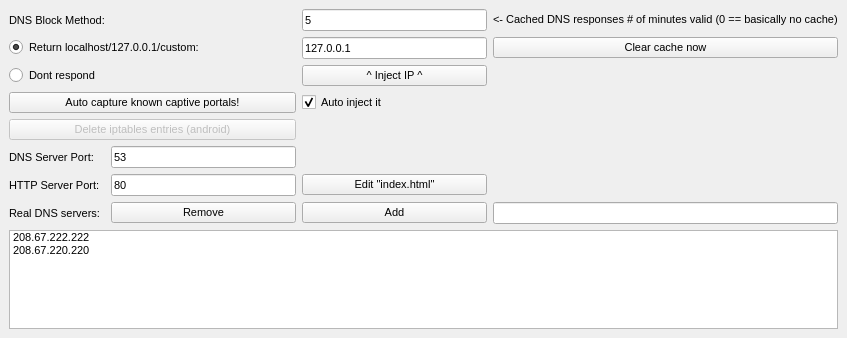
Above: Source/YourFriendlyDNS/settingswindow.ui from softwareengineer1/YourFriendlyDNS before the change. Below: the same form after it.
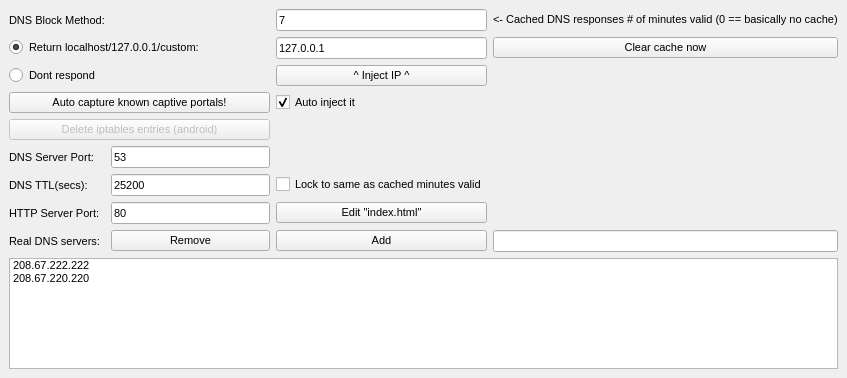
That is the form after the change.

The edit to the form file:
```diff
--- a/Source/YourFriendlyDNS/settingswindow.ui
+++ b/Source/YourFriendlyDNS/settingswindow.ui
@@ -7,7 +7,7 @@
     <x>0</x>
     <y>0</y>
     <width>847</width>
-    <height>338</height>
+    <height>378</height>
    </rect>
   </property>
   <property name="windowTitle">
@@ -15,52 +15,31 @@
   </property>
   <widget class="QWidget" name="centralwidget">
    <layout class="QGridLayout" name="gridLayout">
-    <item row="13" column="3">
-     <widget class="QLineEdit" name="edit_dnsserver">
-      <property name="font">
-       <font>
-        <pointsize>8</pointsize>
-       </font>
+    <item row="9" column="0" colspan="2">
+     <widget class="QPushButton" name="iptablesUndo">
+      <property name="enabled">
+       <bool>false</bool>
       </property>
-     </widget>
-    </item>
-    <item row="4" column="2">
-     <widget class="QLineEdit" name="respondingIP">
       <property name="font">
        <font>
         <pointsize>8</pointsize>
        </font>
       </property>
       <property name="text">
-       <string>127.0.0.1</string>
+       <string>Delete iptables entries (android)</string>
       </property>
-     </widget>
-    </item>
-    <item row="1" column="2">
-     <widget class="QLineEdit" name="cacheValidMinutes">
-      <property name="font">
-       <font>
-        <pointsize>8</pointsize>
-       </font>
+      <property name="autoDefault">
+       <bool>false</bool>
       </property>
-      <property name="text">
-       <string>5</string>
+      <property name="default">
+       <bool>false</bool>
       </property>
-     </widget>
-    </item>
-    <item row="12" column="0">
-     <widget class="QLabel" name="label_5">
-      <property name="font">
-       <font>
-        <pointsize>8</pointsize>
-       </font>
+      <property name="flat">
+       <bool>false</bool>
       </property>
-      <property name="text">
-       <string>HTTP Server Port:</string>
-      </property>
      </widget>
     </item>
-    <item row="12" column="1">
+    <item row="13" column="1">
      <widget class="QLineEdit" name="httpServerPort">
       <property name="font">
        <font>
@@ -72,97 +51,6 @@
       </property>
      </widget>
     </item>
-    <item row="12" column="2">
-     <widget class="QPushButton" name="editindexButton">
-      <property name="font">
-       <font>
-        <pointsize>8</pointsize>
-       </font>
-      </property>
-      <property name="text">
-       <string>Edit &quot;index.html&quot;</string>
-      </property>
-     </widget>
-    </item>
-    <item row="14" column="0" colspan="4">
-     <widget class="QListWidget" name="realdnsservers">
-      <property name="font">
-       <font>
-        <pointsize>8</pointsize>
-       </font>
-      </property>
-      <item>
-       <property name="text">
-        <string>208.67.222.222</string>
-       </property>
-      </item>
-      <item>
-       <property name="text">
-        <string>208.67.220.220</string>
-       </property>
-      </item>
-     </widget>
-    </item>
-    <item row="13" column="1">
-     <widget class="QPushButton" name="removeButton">
-      <property name="font">
-       <font>
-        <pointsize>8</pointsize>
-       </font>
-      </property>
-      <property name="text">
-       <string>Remove</string>
-      </property>
-     </widget>
-    </item>
-    <item row="13" column="0">
-     <widget class="QLabel" name="label_2">
-      <property name="font">
-       <font>
-        <pointsize>8</pointsize>
-       </font>
-      </property>
-      <property name="text">
-       <string>Real DNS servers:</string>
-      </property>
-     </widget>
-    </item>
-    <item row="11" column="0">
-     <widget class="QLabel" name="label_4">
-      <property name="font">
-       <font>
-        <pointsize>8</pointsize>
-       </font>
-      </property>
-      <property name="text">
-       <string>DNS Server Port:</string>
-      </property>
-     </widget>
-    </item>
-    <item row="11" column="1">
-     <widget class="QLineEdit" name="dnsServerPort">
-      <property name="font">
-       <font>
-        <pointsize>8</pointsize>
-       </font>
-      </property>
-      <property name="text">
-       <string>53</string>
-      </property>
-     </widget>
-    </item>
-    <item row="5" column="2">
-     <widget class="QPushButton" name="ipinjectButton">
-      <property name="font">
-       <font>
-        <pointsize>8</pointsize>
-       </font>
-      </property>
-      <property name="text">
-       <string>^ Inject IP ^</string>
-      </property>
-     </widget>
-    </item>
     <item row="8" column="2">
      <widget class="QCheckBox" name="autoinjectBox">
       <property name="font">
@@ -178,7 +66,19 @@
       </property>
      </widget>
     </item>
-    <item row="13" column="2">
+    <item row="8" column="0" colspan="2">
+     <widget class="QPushButton" name="captureCaptive">
+      <property name="font">
+       <font>
+        <pointsize>8</pointsize>
+       </font>
+      </property>
+      <property name="text">
+       <string>Auto capture known captive portals!</string>
+      </property>
+     </widget>
+    </item>
+    <item row="14" column="2">
      <widget class="QPushButton" name="addButton">
       <property name="font">
        <font>
@@ -190,18 +90,6 @@
       </property>
      </widget>
     </item>
-    <item row="1" column="3">
-     <widget class="QLabel" name="label_3">
-      <property name="font">
-       <font>
-        <pointsize>8</pointsize>
-       </font>
-      </property>
-      <property name="text">
-       <string>&lt;- Cached DNS responses # of minutes valid (0 == basically no cache)</string>
-      </property>
-     </widget>
-    </item>
     <item row="1" column="0">
      <widget class="QLabel" name="label">
       <property name="font">
@@ -214,15 +102,15 @@
       </property>
      </widget>
     </item>
-    <item row="4" column="3">
-     <widget class="QPushButton" name="clearCacheButton">
+    <item row="14" column="0">
+     <widget class="QLabel" name="label_2">
       <property name="font">
        <font>
         <pointsize>8</pointsize>
        </font>
       </property>
       <property name="text">
-       <string>Clear cache now</string>
+       <string>Real DNS servers:</string>
       </property>
      </widget>
     </item>
@@ -238,6 +126,87 @@
       </property>
      </widget>
     </item>
+    <item row="13" column="0">
+     <widget class="QLabel" name="label_5">
+      <property name="font">
+       <font>
+        <pointsize>8</pointsize>
+       </font>
+      </property>
+      <property name="text">
+       <string>HTTP Server Port:</string>
+      </property>
+     </widget>
+    </item>
+    <item row="14" column="3">
+     <widget class="QLineEdit" name="edit_dnsserver">
+      <property name="font">
+       <font>
+        <pointsize>8</pointsize>
+       </font>
+      </property>
+     </widget>
+    </item>
+    <item row="11" column="0">
+     <widget class="QLabel" name="label_4">
+      <property name="font">
+       <font>
+        <pointsize>8</pointsize>
+       </font>
+      </property>
+      <property name="text">
+       <string>DNS Server Port:</string>
+      </property>
+     </widget>
+    </item>
+    <item row="13" column="2">
+     <widget class="QPushButton" name="editindexButton">
+      <property name="font">
+       <font>
+        <pointsize>8</pointsize>
+       </font>
+      </property>
+      <property name="text">
+       <string>Edit &quot;index.html&quot;</string>
+      </property>
+     </widget>
+    </item>
+    <item row="5" column="2">
+     <widget class="QPushButton" name="ipinjectButton">
+      <property name="font">
+       <font>
+        <pointsize>8</pointsize>
+       </font>
+      </property>
+      <property name="text">
+       <string>^ Inject IP ^</string>
+      </property>
+     </widget>
+    </item>
+    <item row="1" column="3">
+     <widget class="QLabel" name="label_3">
+      <property name="font">
+       <font>
+        <pointsize>8</pointsize>
+       </font>
+      </property>
+      <property name="text">
+       <string>&lt;- Cached DNS responses # of minutes valid (0 == basically no cache)</string>
+      </property>
+     </widget>
+    </item>
+    <item row="1" column="2">
+     <widget class="QLineEdit" name="cacheValidMinutes">
+      <property name="font">
+       <font>
+        <pointsize>8</pointsize>
+       </font>
+      </property>
+      <property name="text">
+       <string>7</string>
+      </property>
+     </widget>
+    </item>
     <item row="4" column="0" colspan="2">
      <widget class="QRadioButton" name="option_localhost">
       <property name="font">
@@ -253,39 +222,106 @@
       </property>
      </widget>
     </item>
-    <item row="8" column="0" colspan="2">
-     <widget class="QPushButton" name="captureCaptive">
+    <item row="11" column="1">
+     <widget class="QLineEdit" name="dnsServerPort">
       <property name="font">
        <font>
         <pointsize>8</pointsize>
        </font>
       </property>
       <property name="text">
-       <string>Auto capture known captive portals!</string>
+       <string>53</string>
       </property>
      </widget>
     </item>
-    <item row="9" column="0" colspan="2">
-     <widget class="QPushButton" name="iptablesUndo">
-      <property name="enabled">
-       <bool>false</bool>
+    <item row="14" column="1">
+     <widget class="QPushButton" name="removeButton">
+      <property name="font">
+       <font>
+        <pointsize>8</pointsize>
+       </font>
       </property>
+      <property name="text">
+       <string>Remove</string>
+      </property>
+     </widget>
+    </item>
+    <item row="4" column="2">
+     <widget class="QLineEdit" name="respondingIP">
       <property name="font">
        <font>
         <pointsize>8</pointsize>
        </font>
       </property>
       <property name="text">
-       <string>Delete iptables entries (android)</string>
+       <string>127.0.0.1</string>
       </property>
-      <property name="autoDefault">
-       <bool>false</bool>
+     </widget>
+    </item>
+    <item row="15" column="0" colspan="4">
+     <widget class="QListWidget" name="realdnsservers">
+      <property name="font">
+       <font>
+        <pointsize>8</pointsize>
+       </font>
       </property>
-      <property name="default">
-       <bool>false</bool>
+      <item>
+       <property name="text">
+        <string>208.67.222.222</string>
+       </property>
+      </item>
+      <item>
+       <property name="text">
+        <string>208.67.220.220</string>
+       </property>
+      </item>
+     </widget>
+    </item>
+    <item row="4" column="3">
+     <widget class="QPushButton" name="clearCacheButton">
+      <property name="font">
+       <font>
+        <pointsize>8</pointsize>
+       </font>
       </property>
-      <property name="flat">
-       <bool>false</bool>
+      <property name="text">
+       <string>Clear cache now</string>
+      </property>
+     </widget>
+    </item>
+    <item row="12" column="0">
+     <widget class="QLabel" name="label_6">
+      <property name="font">
+       <font>
+        <pointsize>8</pointsize>
+       </font>
+      </property>
+      <property name="text">
+       <string>DNS TTL(secs):</string>
+      </property>
+     </widget>
+    </item>
+    <item row="12" column="1">
+     <widget class="QLineEdit" name="dnsTTL">
+      <property name="font">
+       <font>
+        <pointsize>8</pointsize>
+       </font>
+      </property>
+      <property name="text">
+       <string>25200</string>
+      </property>
+     </widget>
+    </item>
+    <item row="12" column="2">
+     <widget class="QCheckBox" name="sameAsCachedBox">
+      <property name="font">
+       <font>
+        <pointsize>8</pointsize>
+       </font>
+      </property>
+      <property name="text">
+       <string>Lock to same as cached minutes valid</string>
       </property>
      </widget>
     </item>
```
